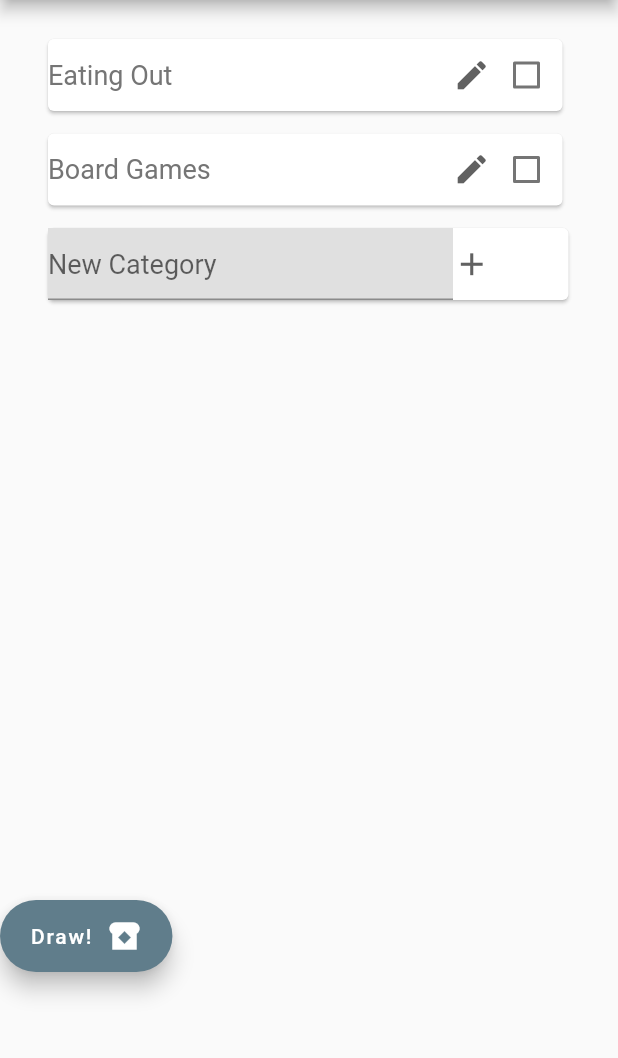
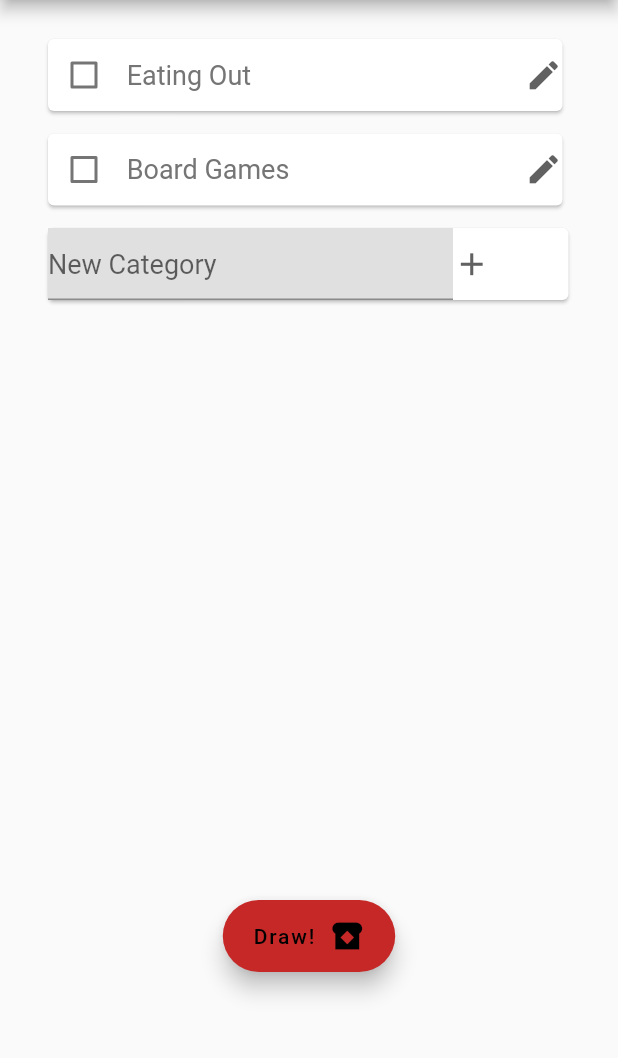
Before and after one commit to BrtWilson/hat_draw, a Flutter app: the CategoriesPage screen opened by its route, on a phone screen of 412 x 824 dp, the part 84-1142 px from its top. Run offline on Flutter 3.47's test engine with Material 2 defaults, Android fonts, the phone set to English and light mode, and no system bars.

Commit message:
Some reformatting/rearrangement (untested)

```diff
--- a/lib/hdw_classes/category_tile.dart
+++ b/lib/hdw_classes/category_tile.dart
@@ -56,6 +56,36 @@ class _CategoryTileState extends State<CategoryTile> {
             child:
             Row(
               children: [
+                Checkbox(
+                  value: isChecked,
+                  onChanged: (value) {
+                    setState(() {
+                      if (value != null) {
+                        isChecked = value;
+                        if (widget._isChild) {
+                          Provider.of<HdwState>(context, listen: false).setItemInclusion(widget._name, value);
+                          //context.watch<HdwState>().setItemInclusion(widget._name, value);
+                        }
+                        else {
+                          // List<String> catItems = Provider.of<HdwState>(context, listen: false).getItems(widget._name);
+                          // for (var item in catItems) {
+                          //   Provider.of<HdwState>(context, listen: false).setItemInclusion(item, value);
+                          //   //context.watch<HdwState>().setItemInclusion(item, value);
+                          // }
+                          Provider.of<HdwState>(context, listen: false).setCategoryInclusion(widget._name, value);
+                        }
+                      }
+                      if (!widget._isChild) {
+                        setState(() {
+
+                        });
+//                                Navigator.pushReplacementNamed(context, '/items', arguments: { 'catName': widget._name });
+                        //Navigate is problematic when on category page
+                      }
+                    });
+                  },
+                ),
+                const Spacer(),
                 InkWell(
                   child: Container(
                     alignment: Alignment.centerLeft,
@@ -63,7 +93,7 @@ class _CategoryTileState extends State<CategoryTile> {
                     // todo: see if adding height: 20, helps with pressing
                     child:
                     Text(
-                        widget._name,
+                        " ${widget._name} ",
                         style: TextStyle(
                             fontSize: 18.0,
                             color: Colors.grey[600]
@@ -92,36 +122,6 @@ class _CategoryTileState extends State<CategoryTile> {
                             // todo: add edit capability later
                             // consider adding a delete option while editing **
                           }
-                        )
-                        ,
-                        Checkbox(
-                          value: isChecked,
-                          onChanged: (value) {
-                            setState(() {
-                              if (value != null) {
-                                isChecked = value;
-                                if (widget._isChild) {
-                                  Provider.of<HdwState>(context, listen: false).setItemInclusion(widget._name, value);
-                                  //context.watch<HdwState>().setItemInclusion(widget._name, value);
-                                }
-                                else {
-                                  // List<String> catItems = Provider.of<HdwState>(context, listen: false).getItems(widget._name);
-                                  // for (var item in catItems) {
-                                  //   Provider.of<HdwState>(context, listen: false).setItemInclusion(item, value);
-                                  //   //context.watch<HdwState>().setItemInclusion(item, value);
-                                  // }
-                                  Provider.of<HdwState>(context, listen: false).setCategoryInclusion(widget._name, value);
-                                }
-                              }
-                              if (!widget._isChild) {
-                                setState(() {
-
-                                });
-//                                Navigator.pushReplacementNamed(context, '/items', arguments: { 'catName': widget._name });
-                                //Navigate is problematic when on category page
-                              }
-                            });
-                          },
                         ),
                       ]
                   ),
--- a/lib/hdw_classes/draw_button.dart
+++ b/lib/hdw_classes/draw_button.dart
@@ -14,7 +14,7 @@ class DrawButton extends StatelessWidget {
   Widget build(BuildContext context) {
     String buttonText = (_isRedraw) ? "Re-Draw!  ": "Draw!  ";
     return Align(
-      alignment: Alignment.bottomLeft,
+      alignment: Alignment.bottomCenter,
       child:
         FloatingActionButton.extended(
           heroTag: "draw",
@@ -26,8 +26,8 @@ class DrawButton extends StatelessWidget {
               ),
             ]
           ),
-          backgroundColor: Colors.blueGrey,
-          foregroundColor: Colors.white,
+          backgroundColor: Colors.red[800],
+          foregroundColor: Colors.black,
           onPressed: () => {
 //            if (_items.isNotEmpty) {
               if (_isRedraw) Navigator.pushReplacementNamed(context, "/draw", arguments: {'itemsList': _items } )
```
